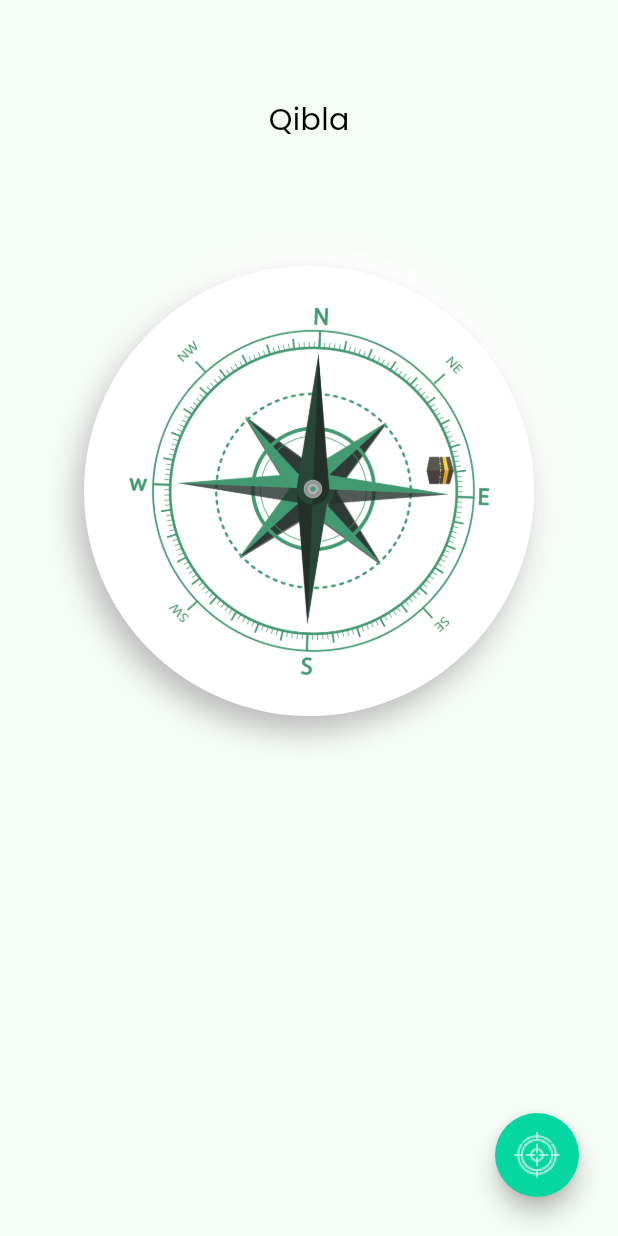
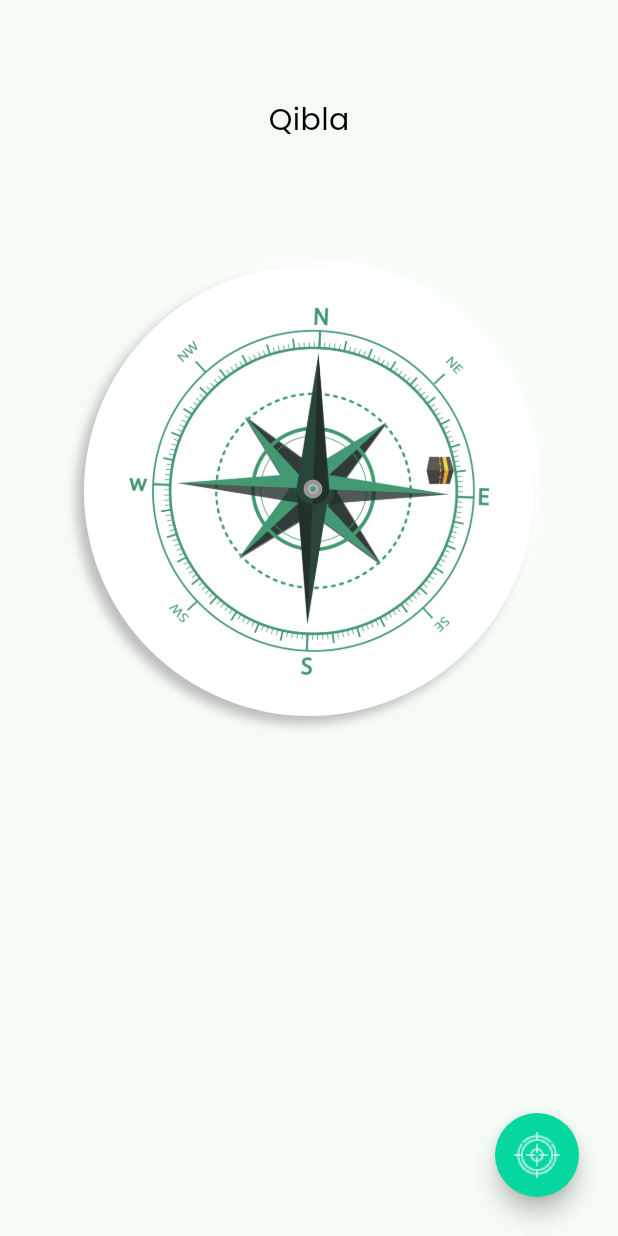
Before and after one commit to Designe-Code/Salat-App, a Flutter app: the QiblaScreen screen opened directly, on a phone screen of 412 x 824 dp. Run offline on Flutter 3.47's test engine with Material 3 defaults, Android fonts, the phone set to English and light mode, and no system bars; our stand-ins replace carousel_slider, flutter_compass, geolocator, google_fonts, hijri, percent_indicator and 1 more; missing offline and left inert: quran; accounts and stored records are empty.

Commit message:
[SALATI-Beta] Fixed Adhkar Bug

```diff
--- a/lib/screen/qibla_screen.dart
+++ b/lib/screen/qibla_screen.dart
@@ -85,7 +85,7 @@ class _QiblaScreenState extends State<QiblaScreen> {
                         angle: (direction * (math.pi / 180) * -1),
                         child: const CompassContainer());
                   })
-                : const CompassContainer(),
+                : const Center(child: CompassContainer()),
             ],
           );
         },
--- a/lib/screen/widgets/adkar/dikr_screen.dart
+++ b/lib/screen/widgets/adkar/dikr_screen.dart
@@ -7,8 +7,7 @@ class DikrScreen extends StatelessWidget {
 
   @override
   Widget build(BuildContext context) {
-    return Expanded(
-      child: Stack(
+    return Stack(
       children: [
       Positioned.fill(
         child: Image.asset(
@@ -21,7 +20,6 @@ class DikrScreen extends StatelessWidget {
           color: Colors.black.withOpacity(0.6),
         ),
       ),
-      ]),
-    );
+    ]);
   }
 }
--- a/lib/screen/widgets/qibla/compass_container.dart
+++ b/lib/screen/widgets/qibla/compass_container.dart
@@ -6,15 +6,15 @@ class CompassContainer extends StatelessWidget {
 
   @override
   Widget build(BuildContext context) {
-    Offset distance =  const Offset(-5, 10);
-    double blur = 15.0;
+    Offset distance =  const Offset(-5, 5);
+    double blur = 5.0;
     return Center(
       child: Container(
         width: 300,
         height: 300,
         decoration: ShapeDecoration(
            shape: const OvalBorder(),
-          color: Theme.of(context).colorScheme.background,
+          color: Colors.white,
           shadows: [
               BoxShadow(
               color: Colors.white,
--- a/pubspec.yaml
+++ b/pubspec.yaml
@@ -1,5 +1,5 @@
 name: salati
-description: A new Flutter project.
+description: Your comprehensive Islamic companion. Get accurate Adhan times, access the Quran, engage in Adhkar, and easily perform Tasbih, all in one app.
 # The following line prevents the package from being accidentally published to
 # pub.dev using `flutter pub publish`. This is preferred for private packages.
 publish_to: 'none' # Remove this line if you wish to publish to pub.dev
```
Also changed, not shown: lib/screen/more_screen.dart (+6 -7 lines). Lines whose indentation alone changed are shown as unchanged.
